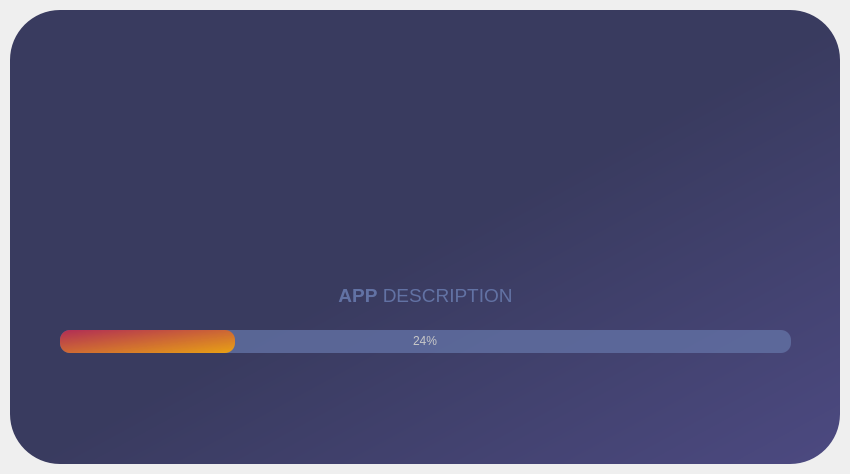
The window that UI_Functions/splash_screen.ui (Mechanics-of-Orbit/MOPy) describes before a commit, drawn with Qt 5.
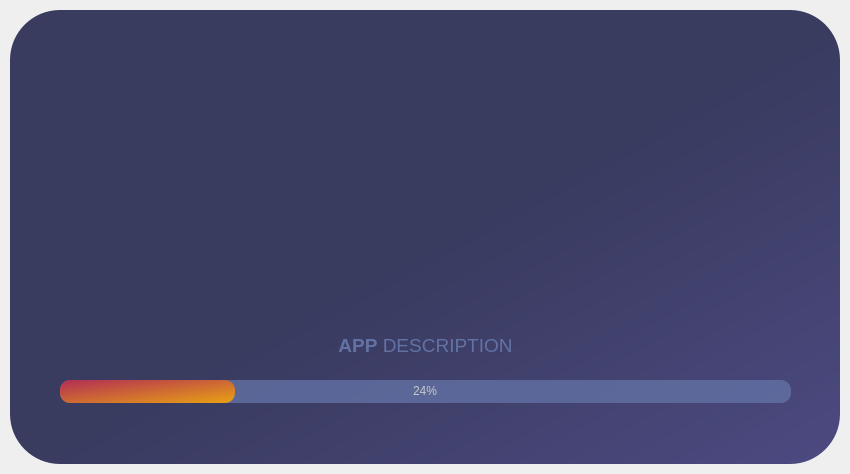
The same window after the commit. Icons and pictures are not drawn. Custom widgets are drawn as their Qt base class.

```diff
--- a/UI_Functions/splash_screen.ui
+++ b/UI_Functions/splash_screen.ui
@@ -51,7 +51,7 @@
        <property name="geometry">
         <rect>
          <x>0</x>
-         <y>270</y>
+         <y>320</y>
          <width>831</width>
          <height>31</height>
         </rect>
@@ -77,7 +77,7 @@
        <property name="geometry">
         <rect>
          <x>50</x>
-         <y>320</y>
+         <y>370</y>
          <width>731</width>
          <height>23</height>
         </rect>
@@ -167,7 +167,7 @@
        <property name="geometry">
         <rect>
          <x>10</x>
-         <y>390</y>
+         <y>260</y>
          <width>811</width>
          <height>61</height>
         </rect>
@@ -204,7 +204,7 @@
        <property name="geometry">
         <rect>
          <x>26</x>
-         <y>350</y>
+         <y>400</y>
          <width>781</width>
          <height>41</height>
         </rect>
```
